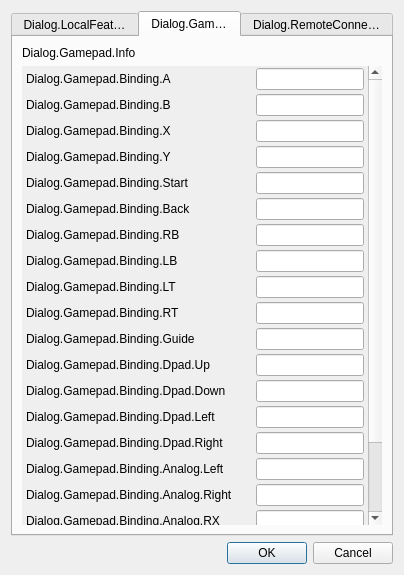
The window that io-obs/gui/io_settings_dialog.ui (univrsal/input-overlay) describes before a commit, drawn with Qt 5.
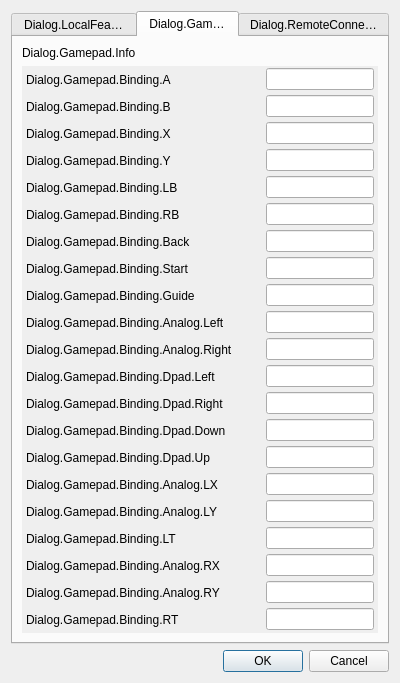
The same window after the commit. The open tabs and pages were chosen to show the change.

Commit message: Fixed gamepad events crashing Moved config values to separate file Moved input filter to separate file Added window helper for windows

Diff of the .ui file:
```diff
--- a/io-obs/gui/io_settings_dialog.ui
+++ b/io-obs/gui/io_settings_dialog.ui
@@ -6,8 +6,8 @@
    <rect>
     <x>0</x>
     <y>0</y>
-    <width>404</width>
-    <height>575</height>
+    <width>400</width>
+    <height>683</height>
    </rect>
   </property>
   <property name="sizePolicy">
@@ -237,7 +237,7 @@
           <property name="geometry">
            <rect>
             <x>0</x>
-            <y>-306</y>
+            <y>-76</y>
             <width>396</width>
             <height>735</height>
            </rect>
@@ -449,156 +449,6 @@
              </layout>
             </widget>
            </item>
-           <item>
-            <widget class="QFrame" name="start">
-             <property name="frameShape">
-              <enum>QFrame::NoFrame</enum>
-             </property>
-             <property name="frameShadow">
-              <enum>QFrame::Raised</enum>
-             </property>
-             <layout class="QHBoxLayout" name="horizontalLayout_6">
-              <property name="spacing">
-               <number>4</number>
-              </property>
-              <property name="leftMargin">
-               <number>4</number>
-              </property>
-              <property name="topMargin">
-               <number>2</number>
-              </property>
-              <property name="rightMargin">
-               <number>4</number>
-              </property>
-              <property name="bottomMargin">
-               <number>2</number>
-              </property>
-              <item>
-               <widget class="QLabel" name="lbl_start">
-                <property name="text">
-                 <string>Dialog.Gamepad.Binding.Start</string>
-                </property>
-               </widget>
-              </item>
-              <item>
-               <widget class="QLineEdit" name="txt_start">
-                <property name="sizePolicy">
-                 <sizepolicy hsizetype="Fixed" vsizetype="Fixed">
-                  <horstretch>0</horstretch>
-                  <verstretch>0</verstretch>
-                 </sizepolicy>
-                </property>
-                <property name="inputMask">
-                 <string>009; </string>
-                </property>
-                <property name="readOnly">
-                 <bool>false</bool>
-                </property>
-               </widget>
-              </item>
-             </layout>
-            </widget>
-           </item>
-           <item>
-            <widget class="QFrame" name="back">
-             <property name="frameShape">
-              <enum>QFrame::NoFrame</enum>
-             </property>
-             <property name="frameShadow">
-              <enum>QFrame::Raised</enum>
-             </property>
-             <layout class="QHBoxLayout" name="horizontalLayout_7">
-              <property name="spacing">
-               <number>4</number>
-              </property>
-              <property name="leftMargin">
-               <number>4</number>
-              </property>
-              <property name="topMargin">
-               <number>2</number>
-              </property>
-              <property name="rightMargin">
-               <number>4</number>
-              </property>
-              <property name="bottomMargin">
-               <number>2</number>
-              </property>
-              <item>
-               <widget class="QLabel" name="lbl_back">
-                <property name="text">
-                 <string>Dialog.Gamepad.Binding.Back</string>
-                </property>
-               </widget>
-              </item>
-              <item>
-               <widget class="QLineEdit" name="txt_back">
-                <property name="sizePolicy">
-                 <sizepolicy hsizetype="Fixed" vsizetype="Fixed">
-                  <horstretch>0</horstretch>
-                  <verstretch>0</verstretch>
-                 </sizepolicy>
-                </property>
-                <property name="inputMask">
-                 <string>009; </string>
-                </property>
-                <property name="readOnly">
-                 <bool>false</bool>
-                </property>
-               </widget>
-              </item>
-             </layout>
-            </widget>
-           </item>
-           <item>
-            <widget class="QFrame" name="rb">
-             <property name="frameShape">
-              <enum>QFrame::NoFrame</enum>
-             </property>
-             <property name="frameShadow">
-              <enum>QFrame::Raised</enum>
-             </property>
-             <layout class="QHBoxLayout" name="horizontalLayout_8">
-              <property name="spacing">
-               <number>4</number>
-              </property>
-              <property name="leftMargin">
-               <number>4</number>
-              </property>
-              <property name="topMargin">
-               <number>2</number>
-              </property>
-              <property name="rightMargin">
-               <number>4</number>
-              </property>
-              <property name="bottomMargin">
-               <number>2</number>
-              </property>
-              <item>
-               <widget class="QLabel" name="lbl_rb">
-                <property name="text">
-                 <string>Dialog.Gamepad.Binding.RB</string>
-                </property>
-               </widget>
-              </item>
-              <item>
-               <widget class="QLineEdit" name="txt_rb">
-                <property name="sizePolicy">
-                 <sizepolicy hsizetype="Fixed" vsizetype="Fixed">
-                  <horstretch>0</horstretch>
-                  <verstretch>0</verstretch>
-                 </sizepolicy>
-                </property>
-                <property name="inputMask">
-                 <string>009; </string>
-                </property>
-                <property name="readOnly">
-                 <bool>false</bool>
-                </property>
-               </widget>
-              </item>
-             </layout>
-            </widget>
-           </item>
            <item>
             <widget class="QFrame" name="lb">
              <property name="frameShape">
@@ -647,14 +497,17 @@
             </widget>
            </item>
            <item>
-            <widget class="QFrame" name="lt">
+            <widget class="QFrame" name="rb">
              <property name="frameShape">
               <enum>QFrame::NoFrame</enum>
              </property>
              <property name="frameShadow">
               <enum>QFrame::Raised</enum>
              </property>
-             <layout class="QHBoxLayout" name="horizontalLayout_10">
+             <layout class="QHBoxLayout" name="horizontalLayout_8">
+              <property name="spacing">
+               <number>4</number>
+              </property>
               <property name="leftMargin">
                <number>4</number>
               </property>
@@ -668,14 +521,14 @@
                <number>2</number>
               </property>
               <item>
-               <widget class="QLabel" name="lbl_lt">
+               <widget class="QLabel" name="lbl_rb">
                 <property name="text">
-                 <string>Dialog.Gamepad.Binding.LT</string>
+                 <string>Dialog.Gamepad.Binding.RB</string>
                 </property>
                </widget>
               </item>
               <item>
-               <widget class="QLineEdit" name="txt_lt">
+               <widget class="QLineEdit" name="txt_rb">
                 <property name="sizePolicy">
                  <sizepolicy hsizetype="Fixed" vsizetype="Fixed">
                   <horstretch>0</horstretch>
@@ -694,14 +547,17 @@
             </widget>
            </item>
            <item>
-            <widget class="QFrame" name="rt">
+            <widget class="QFrame" name="back">
              <property name="frameShape">
               <enum>QFrame::NoFrame</enum>
              </property>
              <property name="frameShadow">
               <enum>QFrame::Raised</enum>
              </property>
-             <layout class="QHBoxLayout" name="horizontalLayout_11">
+             <layout class="QHBoxLayout" name="horizontalLayout_7">
+              <property name="spacing">
+               <number>4</number>
+              </property>
               <property name="leftMargin">
                <number>4</number>
               </property>
@@ -715,14 +571,64 @@
                <number>2</number>
               </property>
               <item>
-               <widget class="QLabel" name="lbl_rt">
+               <widget class="QLabel" name="lbl_back">
                 <property name="text">
-                 <string>Dialog.Gamepad.Binding.RT</string>
+                 <string>Dialog.Gamepad.Binding.Back</string>
                 </property>
                </widget>
               </item>
               <item>
-               <widget class="QLineEdit" name="txt_rt">
+               <widget class="QLineEdit" name="txt_back">
+                <property name="sizePolicy">
+                 <sizepolicy hsizetype="Fixed" vsizetype="Fixed">
+                  <horstretch>0</horstretch>
+                  <verstretch>0</verstretch>
+                 </sizepolicy>
+                </property>
+                <property name="inputMask">
+                 <string>009; </string>
+                </property>
+                <property name="readOnly">
+                 <bool>false</bool>
+                </property>
+               </widget>
+              </item>
+             </layout>
+            </widget>
+           </item>
+           <item>
+            <widget class="QFrame" name="start">
+             <property name="frameShape">
+              <enum>QFrame::NoFrame</enum>
+             </property>
+             <property name="frameShadow">
+              <enum>QFrame::Raised</enum>
+             </property>
+             <layout class="QHBoxLayout" name="horizontalLayout_6">
+              <property name="spacing">
+               <number>4</number>
+              </property>
+              <property name="leftMargin">
+               <number>4</number>
+              </property>
+              <property name="topMargin">
+               <number>2</number>
+              </property>
+              <property name="rightMargin">
+               <number>4</number>
+              </property>
+              <property name="bottomMargin">
+               <number>2</number>
+              </property>
+              <item>
+               <widget class="QLabel" name="lbl_start">
+                <property name="text">
+                 <string>Dialog.Gamepad.Binding.Start</string>
+                </property>
+               </widget>
+              </item>
+              <item>
+               <widget class="QLineEdit" name="txt_start">
                 <property name="sizePolicy">
                  <sizepolicy hsizetype="Fixed" vsizetype="Fixed">
                   <horstretch>0</horstretch>
@@ -787,194 +693,6 @@
              </layout>
             </widget>
            </item>
-           <item>
-            <widget class="QFrame" name="dpad_up">
-             <property name="frameShape">
-              <enum>QFrame::NoFrame</enum>
-             </property>
-             <property name="frameShadow">
-              <enum>QFrame::Raised</enum>
-             </property>
-             <layout class="QHBoxLayout" name="horizontalLayout_12">
-              <property name="leftMargin">
-               <number>4</number>
-              </property>
-              <property name="topMargin">
-               <number>2</number>
-              </property>
-              <property name="rightMargin">
-               <number>4</number>
-              </property>
-              <property name="bottomMargin">
-               <number>2</number>
-              </property>
-              <item>
-               <widget class="QLabel" name="lbl_dpad_up">
-                <property name="text">
-                 <string>Dialog.Gamepad.Binding.Dpad.Up</string>
-                </property>
-               </widget>
-              </item>
-              <item>
-               <widget class="QLineEdit" name="txt_dpad_up">
-                <property name="sizePolicy">
-                 <sizepolicy hsizetype="Fixed" vsizetype="Fixed">
-                  <horstretch>0</horstretch>
-                  <verstretch>0</verstretch>
-                 </sizepolicy>
-                </property>
-                <property name="inputMask">
-                 <string>009; </string>
-                </property>
-                <property name="readOnly">
-                 <bool>false</bool>
-                </property>
-               </widget>
-              </item>
-             </layout>
-            </widget>
-           </item>
-           <item>
-            <widget class="QFrame" name="dpad_down">
-             <property name="frameShape">
-              <enum>QFrame::NoFrame</enum>
-             </property>
-             <property name="frameShadow">
-              <enum>QFrame::Raised</enum>
-             </property>
-             <layout class="QHBoxLayout" name="horizontalLayout_13">
-              <property name="leftMargin">
-               <number>4</number>
-              </property>
-              <property name="topMargin">
-               <number>2</number>
-              </property>
-              <property name="rightMargin">
-               <number>4</number>
-              </property>
-              <property name="bottomMargin">
-               <number>2</number>
-              </property>
-              <item>
-               <widget class="QLabel" name="lbl_dpad_down">
-                <property name="text">
-                 <string>Dialog.Gamepad.Binding.Dpad.Down</string>
-                </property>
-               </widget>
-              </item>
-              <item>
-               <widget class="QLineEdit" name="txt_dpad_down">
-                <property name="sizePolicy">
-                 <sizepolicy hsizetype="Fixed" vsizetype="Fixed">
-                  <horstretch>0</horstretch>
-                  <verstretch>0</verstretch>
-                 </sizepolicy>
-                </property>
-                <property name="inputMask">
-                 <string>009; </string>
-                </property>
-                <property name="readOnly">
-                 <bool>false</bool>
-                </property>
-               </widget>
-              </item>
-             </layout>
-            </widget>
-           </item>
-           <item>
-            <widget class="QFrame" name="dpad_left">
-             <property name="frameShape">
-              <enum>QFrame::NoFrame</enum>
-             </property>
-             <property name="frameShadow">
-              <enum>QFrame::Raised</enum>
-             </property>
-             <layout class="QHBoxLayout" name="horizontalLayout_14">
-              <property name="leftMargin">
-               <number>4</number>
-              </property>
-              <property name="topMargin">
-               <number>2</number>
-              </property>
-              <property name="rightMargin">
-               <number>4</number>
-              </property>
-              <property name="bottomMargin">
-               <number>2</number>
-              </property>
-              <item>
-               <widget class="QLabel" name="lbl_dpad_left">
-                <property name="text">
-                 <string>Dialog.Gamepad.Binding.Dpad.Left</string>
-                </property>
-               </widget>
-              </item>
-              <item>
-               <widget class="QLineEdit" name="txt_dpad_left">
-                <property name="sizePolicy">
-                 <sizepolicy hsizetype="Fixed" vsizetype="Fixed">
-                  <horstretch>0</horstretch>
-                  <verstretch>0</verstretch>
-                 </sizepolicy>
-                </property>
-                <property name="inputMask">
-                 <string>009; </string>
-                </property>
-                <property name="readOnly">
-                 <bool>false</bool>
-                </property>
-               </widget>
-              </item>
-             </layout>
-            </widget>
-           </item>
-           <item>
-            <widget class="QFrame" name="dpad_right">
-             <property name="frameShape">
-              <enum>QFrame::NoFrame</enum>
-             </property>
-             <property name="frameShadow">
-              <enum>QFrame::Raised</enum>
-             </property>
-             <layout class="QHBoxLayout" name="horizontalLayout_15">
-              <property name="leftMargin">
-               <number>4</number>
-              </property>
-              <property name="topMargin">
-               <number>2</number>
-              </property>
-              <property name="rightMargin">
-               <number>4</number>
-              </property>
-              <property name="bottomMargin">
-               <number>2</number>
-              </property>
-              <item>
-               <widget class="QLabel" name="lbl_dpad_right">
-                <property name="text">
-                 <string>Dialog.Gamepad.Binding.Dpad.Right</string>
-                </property>
-               </widget>
-              </item>
-              <item>
-               <widget class="QLineEdit" name="txt_dpad_right">
-                <property name="sizePolicy">
-                 <sizepolicy hsizetype="Fixed" vsizetype="Fixed">
-                  <horstretch>0</horstretch>
-                  <verstretch>0</verstretch>
-                 </sizepolicy>
-                </property>
-                <property name="inputMask">
-                 <string>009; </string>
-                </property>
-                <property name="readOnly">
-                 <bool>false</bool>
-                </property>
-               </widget>
-              </item>
-             </layout>
-            </widget>
-           </item>
            <item>
             <widget class="QFrame" name="analog_left">
              <property name="frameShape">
@@ -1070,14 +788,14 @@
             </widget>
            </item>
            <item>
-            <widget class="QFrame" name="rx">
+            <widget class="QFrame" name="dpad_left">
              <property name="frameShape">
               <enum>QFrame::NoFrame</enum>
              </property>
              <property name="frameShadow">
               <enum>QFrame::Raised</enum>
              </property>
-             <layout class="QHBoxLayout" name="horizontalLayout_18">
+             <layout class="QHBoxLayout" name="horizontalLayout_14">
               <property name="leftMargin">
                <number>4</number>
               </property>
@@ -1091,14 +809,14 @@
                <number>2</number>
               </property>
               <item>
-               <widget class="QLabel" name="lbl_rx">
+               <widget class="QLabel" name="lbl_dpad_left">
                 <property name="text">
-                 <string>Dialog.Gamepad.Binding.Analog.RX</string>
+                 <string>Dialog.Gamepad.Binding.Dpad.Left</string>
                 </property>
                </widget>
               </item>
               <item>
-               <widget class="QLineEdit" name="txt_rx">
+               <widget class="QLineEdit" name="txt_dpad_left">
                 <property name="sizePolicy">
                  <sizepolicy hsizetype="Fixed" vsizetype="Fixed">
                   <horstretch>0</horstretch>
@@ -1117,14 +835,14 @@
             </widget>
            </item>
            <item>
-            <widget class="QFrame" name="ry">
+            <widget class="QFrame" name="dpad_right">
              <property name="frameShape">
               <enum>QFrame::NoFrame</enum>
              </property>
              <property name="frameShadow">
               <enum>QFrame::Raised</enum>
              </property>
-             <layout class="QHBoxLayout" name="horizontalLayout_19">
+             <layout class="QHBoxLayout" name="horizontalLayout_15">
               <property name="leftMargin">
                <number>4</number>
               </property>
@@ -1138,14 +856,108 @@
                <number>2</number>
               </property>
               <item>
-               <widget class="QLabel" name="lbl_ry">
+               <widget class="QLabel" name="lbl_dpad_right">
                 <property name="text">
-                 <string>Dialog.Gamepad.Binding.Analog.RY</string>
+                 <string>Dialog.Gamepad.Binding.Dpad.Right</string>
                 </property>
                </widget>
               </item>
               <item>
-               <widget class="QLineEdit" name="txt_ry">
+               <widget class="QLineEdit" name="txt_dpad_right">
+                <property name="sizePolicy">
+                 <sizepolicy hsizetype="Fixed" vsizetype="Fixed">
+                  <horstretch>0</horstretch>
+                  <verstretch>0</verstretch>
+                 </sizepolicy>
+                </property>
+                <property name="inputMask">
+                 <string>009; </string>
+                </property>
+                <property name="readOnly">
+                 <bool>false</bool>
+                </property>
+               </widget>
+              </item>
+             </layout>
+            </widget>
+           </item>
+           <item>
+            <widget class="QFrame" name="dpad_down">
+             <property name="frameShape">
+              <enum>QFrame::NoFrame</enum>
+             </property>
+             <property name="frameShadow">
+              <enum>QFrame::Raised</enum>
+             </property>
+             <layout class="QHBoxLayout" name="horizontalLayout_13">
+              <property name="leftMargin">
+               <number>4</number>
+              </property>
+              <property name="topMargin">
+               <number>2</number>
+              </property>
+              <property name="rightMargin">
+               <number>4</number>
+              </property>
+              <property name="bottomMargin">
+               <number>2</number>
+              </property>
+              <item>
+               <widget class="QLabel" name="lbl_dpad_down">
+                <property name="text">
+                 <string>Dialog.Gamepad.Binding.Dpad.Down</string>
+                </property>
+               </widget>
+              </item>
+              <item>
+               <widget class="QLineEdit" name="txt_dpad_down">
+                <property name="sizePolicy">
+                 <sizepolicy hsizetype="Fixed" vsizetype="Fixed">
+                  <horstretch>0</horstretch>
+                  <verstretch>0</verstretch>
+                 </sizepolicy>
+                </property>
+                <property name="inputMask">
+                 <string>009; </string>
+                </property>
+                <property name="readOnly">
+                 <bool>false</bool>
+                </property>
+               </widget>
+              </item>
+             </layout>
+            </widget>
+           </item>
+           <item>
+            <widget class="QFrame" name="dpad_up">
+             <property name="frameShape">
+              <enum>QFrame::NoFrame</enum>
+             </property>
+             <property name="frameShadow">
+              <enum>QFrame::Raised</enum>
+             </property>
+             <layout class="QHBoxLayout" name="horizontalLayout_12">
+              <property name="leftMargin">
+               <number>4</number>
+              </property>
+              <property name="topMargin">
+               <number>2</number>
+              </property>
+              <property name="rightMargin">
+               <number>4</number>
+              </property>
+              <property name="bottomMargin">
+               <number>2</number>
+              </property>
+              <item>
+               <widget class="QLabel" name="lbl_dpad_up">
+                <property name="text">
+                 <string>Dialog.Gamepad.Binding.Dpad.Up</string>
+                </property>
+               </widget>
+              </item>
+              <item>
+               <widget class="QLineEdit" name="txt_dpad_up">
                 <property name="sizePolicy">
                  <sizepolicy hsizetype="Fixed" vsizetype="Fixed">
                   <horstretch>0</horstretch>
@@ -1257,6 +1069,194 @@
              </layout>
             </widget>
            </item>
+           <item>
+            <widget class="QFrame" name="lt">
+             <property name="frameShape">
+              <enum>QFrame::NoFrame</enum>
+             </property>
+             <property name="frameShadow">
+              <enum>QFrame::Raised</enum>
+             </property>
+             <layout class="QHBoxLayout" name="horizontalLayout_10">
+              <property name="leftMargin">
+               <number>4</number>
+              </property>
+              <property name="topMargin">
+               <number>2</number>
+              </property>
+              <property name="rightMargin">
+               <number>4</number>
+              </property>
+              <property name="bottomMargin">
+               <number>2</number>
+              </property>
+              <item>
+               <widget class="QLabel" name="lbl_lt">
+                <property name="text">
+                 <string>Dialog.Gamepad.Binding.LT</string>
+                </property>
+               </widget>
+              </item>
+              <item>
+               <widget class="QLineEdit" name="txt_lt">
+                <property name="sizePolicy">
+                 <sizepolicy hsizetype="Fixed" vsizetype="Fixed">
+                  <horstretch>0</horstretch>
+                  <verstretch>0</verstretch>
+                 </sizepolicy>
+                </property>
+                <property name="inputMask">
+                 <string>009; </string>
+                </property>
+                <property name="readOnly">
+                 <bool>false</bool>
+                </property>
+               </widget>
+              </item>
+             </layout>
+            </widget>
+           </item>
+           <item>
+            <widget class="QFrame" name="rx">
+             <property name="frameShape">
+              <enum>QFrame::NoFrame</enum>
+             </property>
+             <property name="frameShadow">
+              <enum>QFrame::Raised</enum>
+             </property>
+             <layout class="QHBoxLayout" name="horizontalLayout_18">
+              <property name="leftMargin">
+               <number>4</number>
+              </property>
+              <property name="topMargin">
+               <number>2</number>
+              </property>
+              <property name="rightMargin">
+               <number>4</number>
+              </property>
+              <property name="bottomMargin">
+               <number>2</number>
+              </property>
+              <item>
+               <widget class="QLabel" name="lbl_rx">
+                <property name="text">
+                 <string>Dialog.Gamepad.Binding.Analog.RX</string>
+                </property>
+               </widget>
+              </item>
+              <item>
+               <widget class="QLineEdit" name="txt_rx">
+                <property name="sizePolicy">
+                 <sizepolicy hsizetype="Fixed" vsizetype="Fixed">
+                  <horstretch>0</horstretch>
+                  <verstretch>0</verstretch>
+                 </sizepolicy>
+                </property>
+                <property name="inputMask">
+                 <string>009; </string>
+                </property>
+                <property name="readOnly">
+                 <bool>false</bool>
+                </property>
+               </widget>
+              </item>
+             </layout>
+            </widget>
+           </item>
+           <item>
+            <widget class="QFrame" name="ry">
+             <property name="frameShape">
+              <enum>QFrame::NoFrame</enum>
+             </property>
+             <property name="frameShadow">
+              <enum>QFrame::Raised</enum>
+             </property>
+             <layout class="QHBoxLayout" name="horizontalLayout_19">
+              <property name="leftMargin">
+               <number>4</number>
+              </property>
+              <property name="topMargin">
+               <number>2</number>
+              </property>
+              <property name="rightMargin">
+               <number>4</number>
+              </property>
+              <property name="bottomMargin">
+               <number>2</number>
+              </property>
+              <item>
+               <widget class="QLabel" name="lbl_ry">
+                <property name="text">
+                 <string>Dialog.Gamepad.Binding.Analog.RY</string>
+                </property>
+               </widget>
+              </item>
+              <item>
+               <widget class="QLineEdit" name="txt_ry">
+                <property name="sizePolicy">
+                 <sizepolicy hsizetype="Fixed" vsizetype="Fixed">
+                  <horstretch>0</horstretch>
+                  <verstretch>0</verstretch>
+                 </sizepolicy>
+                </property>
+                <property name="inputMask">
+                 <string>009; </string>
+                </property>
+                <property name="readOnly">
+                 <bool>false</bool>
+                </property>
+               </widget>
+              </item>
+             </layout>
+            </widget>
+           </item>
+           <item>
+            <widget class="QFrame" name="rt">
+             <property name="frameShape">
+              <enum>QFrame::NoFrame</enum>
+             </property>
+             <property name="frameShadow">
+              <enum>QFrame::Raised</enum>
+             </property>
+             <layout class="QHBoxLayout" name="horizontalLayout_11">
+              <property name="leftMargin">
+               <number>4</number>
+              </property>
+              <property name="topMargin">
+               <number>2</number>
+              </property>
+              <property name="rightMargin">
+               <number>4</number>
+              </property>
+              <property name="bottomMargin">
+               <number>2</number>
+              </property>
+              <item>
+               <widget class="QLabel" name="lbl_rt">
+                <property name="text">
+                 <string>Dialog.Gamepad.Binding.RT</string>
+                </property>
+               </widget>
+              </item>
+              <item>
+               <widget class="QLineEdit" name="txt_rt">
+                <property name="sizePolicy">
+                 <sizepolicy hsizetype="Fixed" vsizetype="Fixed">
+                  <horstretch>0</horstretch>
+                  <verstretch>0</verstretch>
+                 </sizepolicy>
+                </property>
+                <property name="inputMask">
+                 <string>009; </string>
+                </property>
+                <property name="readOnly">
+                 <bool>false</bool>
+                </property>
+               </widget>
+              </item>
+             </layout>
+            </widget>
+           </item>
           </layout>
          </widget>
         </widget>
```
Left out of the diff: 2 changed lines with no effect on the pictures. The commit also changes 27 other files.
